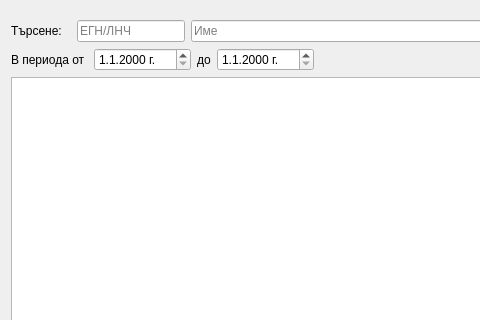
Old version of the form src/View/Widgets/BrowserDialog.ui in the repository thefinalcutbg/DinoDent; both pictures show x 0 to 480 and y 0 to 320 of the 809 by 419 pixel window.
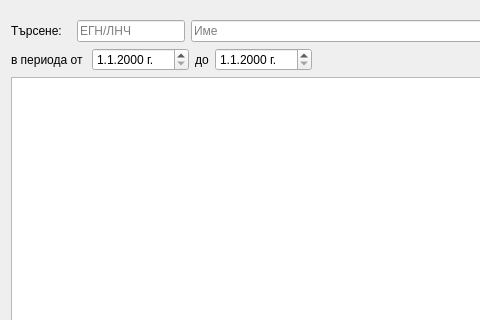
New version of the form. Custom widgets are drawn as their Qt base class.

Commit message: db schema updated

What changed in the file:
```diff
--- a/src/View/Widgets/BrowserDialog.ui
+++ b/src/View/Widgets/BrowserDialog.ui
@@ -138,7 +138,7 @@
         <item>
          <widget class="QLabel" name="fromLabel">
           <property name="text">
-           <string>В периода от </string>
+           <string>в периода от </string>
           </property>
          </widget>
         </item>
```
The commit also changes 2 other files.
